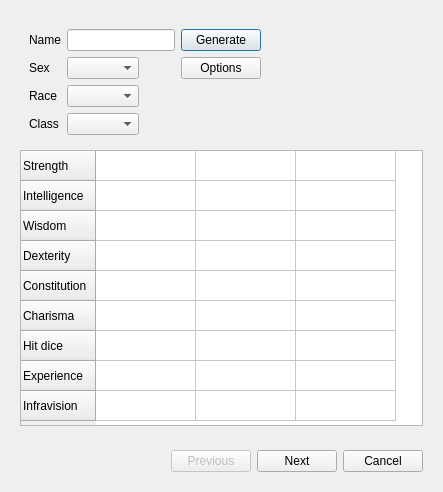
First picture: the form in NPPQT/src/birthdialog.ui, repository nppangband/NPPAngband, before the edit.
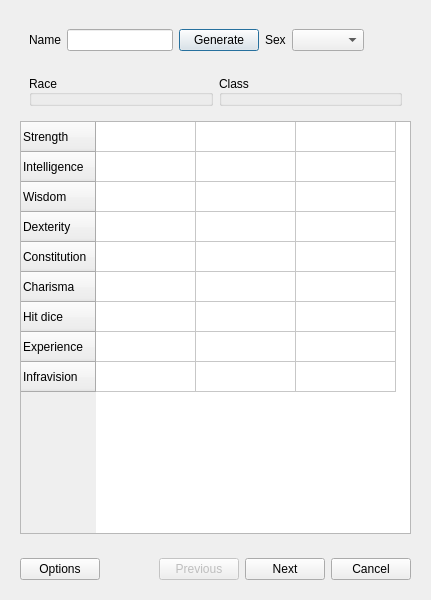
Second picture: the form after the edit.

```diff
--- a/NPPQT/src/birthdialog.ui
+++ b/NPPQT/src/birthdialog.ui
@@ -6,8 +6,8 @@
    <rect>
     <x>0</x>
     <y>0</y>
-    <width>443</width>
-    <height>492</height>
+    <width>431</width>
+    <height>600</height>
    </rect>
   </property>
   <property name="windowTitle">
@@ -42,15 +42,18 @@
           </sizepolicy>
          </property>
          <layout class="QGridLayout" name="gridLayout">
-          <item row="1" column="1">
-           <widget class="QComboBox" name="sex_combo">
-            <property name="sizePolicy">
-             <sizepolicy hsizetype="Maximum" vsizetype="Fixed">
-              <horstretch>0</horstretch>
-              <verstretch>0</verstretch>
-             </sizepolicy>
+          <item row="0" column="5">
+           <spacer name="horizontalSpacer_2">
+            <property name="orientation">
+             <enum>Qt::Horizontal</enum>
             </property>
-           </widget>
+            <property name="sizeHint" stdset="0">
+             <size>
+              <width>40</width>
+              <height>20</height>
+             </size>
+            </property>
+           </spacer>
           </item>
           <item row="0" column="1">
            <widget class="QLineEdit" name="name_edit">
@@ -75,19 +78,6 @@
             </property>
            </widget>
           </item>
-          <item row="3" column="0">
-           <widget class="QLabel" name="label_4">
-            <property name="sizePolicy">
-             <sizepolicy hsizetype="Maximum" vsizetype="Preferred">
-              <horstretch>0</horstretch>
-              <verstretch>0</verstretch>
-             </sizepolicy>
-            </property>
-            <property name="text">
-             <string>Class</string>
-            </property>
-           </widget>
-          </item>
           <item row="0" column="0">
            <widget class="QLabel" name="label">
             <property name="sizePolicy">
@@ -101,27 +91,7 @@
             </property>
            </widget>
           </item>
-          <item row="3" column="1">
-           <widget class="QComboBox" name="class_combo">
-            <property name="sizePolicy">
-             <sizepolicy hsizetype="Maximum" vsizetype="Fixed">
-              <horstretch>0</horstretch>
-              <verstretch>0</verstretch>
-             </sizepolicy>
-            </property>
-           </widget>
-          </item>
-          <item row="2" column="1">
-           <widget class="QComboBox" name="race_combo">
-            <property name="sizePolicy">
-             <sizepolicy hsizetype="Maximum" vsizetype="Fixed">
-              <horstretch>0</horstretch>
-              <verstretch>0</verstretch>
-             </sizepolicy>
-            </property>
-           </widget>
-          </item>
-          <item row="1" column="0">
+          <item row="0" column="3">
            <widget class="QLabel" name="label_2">
             <property name="sizePolicy">
              <sizepolicy hsizetype="Maximum" vsizetype="Preferred">
@@ -134,45 +104,60 @@
             </property>
            </widget>
           </item>
-          <item row="2" column="0">
-           <widget class="QLabel" name="label_3">
+          <item row="0" column="4">
+           <widget class="QComboBox" name="sex_combo">
             <property name="sizePolicy">
-             <sizepolicy hsizetype="Maximum" vsizetype="Preferred">
+             <sizepolicy hsizetype="Maximum" vsizetype="Fixed">
               <horstretch>0</horstretch>
               <verstretch>0</verstretch>
              </sizepolicy>
             </property>
-            <property name="text">
+           </widget>
+          </item>
+         </layout>
+        </widget>
+       </item>
+       <item>
+        <widget class="QWidget" name="widget_3" native="true">
+         <property name="sizePolicy">
+          <sizepolicy hsizetype="Expanding" vsizetype="Preferred">
+           <horstretch>0</horstretch>
+           <verstretch>0</verstretch>
+          </sizepolicy>
+         </property>
+         <layout class="QHBoxLayout" name="horizontalLayout_2">
+          <item alignment="Qt::AlignTop">
+           <widget class="QGroupBox" name="raceBox">
+            <property name="sizePolicy">
+             <sizepolicy hsizetype="Expanding" vsizetype="Maximum">
+              <horstretch>0</horstretch>
+              <verstretch>0</verstretch>
+             </sizepolicy>
+            </property>
+            <property name="title">
              <string>Race</string>
             </property>
+            <property name="alignment">
+             <set>Qt::AlignLeading|Qt::AlignLeft|Qt::AlignVCenter</set>
+            </property>
            </widget>
           </item>
-          <item row="1" column="2">
-           <widget class="QPushButton" name="options_button">
+          <item alignment="Qt::AlignTop">
+           <widget class="QGroupBox" name="classBox">
             <property name="sizePolicy">
-             <sizepolicy hsizetype="Maximum" vsizetype="Fixed">
+             <sizepolicy hsizetype="Expanding" vsizetype="Maximum">
               <horstretch>0</horstretch>
               <verstretch>0</verstretch>
              </sizepolicy>
             </property>
-            <property name="text">
-             <string>Options</string>
+            <property name="title">
+             <string>Class</string>
+            </property>
+            <property name="alignment">
+             <set>Qt::AlignLeading|Qt::AlignLeft|Qt::AlignVCenter</set>
             </property>
            </widget>
           </item>
-          <item row="0" column="3">
-           <spacer name="horizontalSpacer_2">
-            <property name="orientation">
-             <enum>Qt::Horizontal</enum>
-            </property>
-            <property name="sizeHint" stdset="0">
-             <size>
-              <width>40</width>
-              <height>20</height>
-             </size>
-            </property>
-           </spacer>
-          </item>
          </layout>
         </widget>
        </item>
@@ -260,6 +245,19 @@
       </sizepolicy>
      </property>
      <layout class="QHBoxLayout" name="horizontalLayout">
+      <item>
+       <widget class="QPushButton" name="options_button">
+        <property name="sizePolicy">
+         <sizepolicy hsizetype="Maximum" vsizetype="Fixed">
+          <horstretch>0</horstretch>
+          <verstretch>0</verstretch>
+         </sizepolicy>
+        </property>
+        <property name="text">
+         <string>Options</string>
+        </property>
+       </widget>
+      </item>
       <item>
        <spacer name="horizontalSpacer">
         <property name="orientation">
```
Left out of the diff: 4 changed lines with no effect on the pictures.
